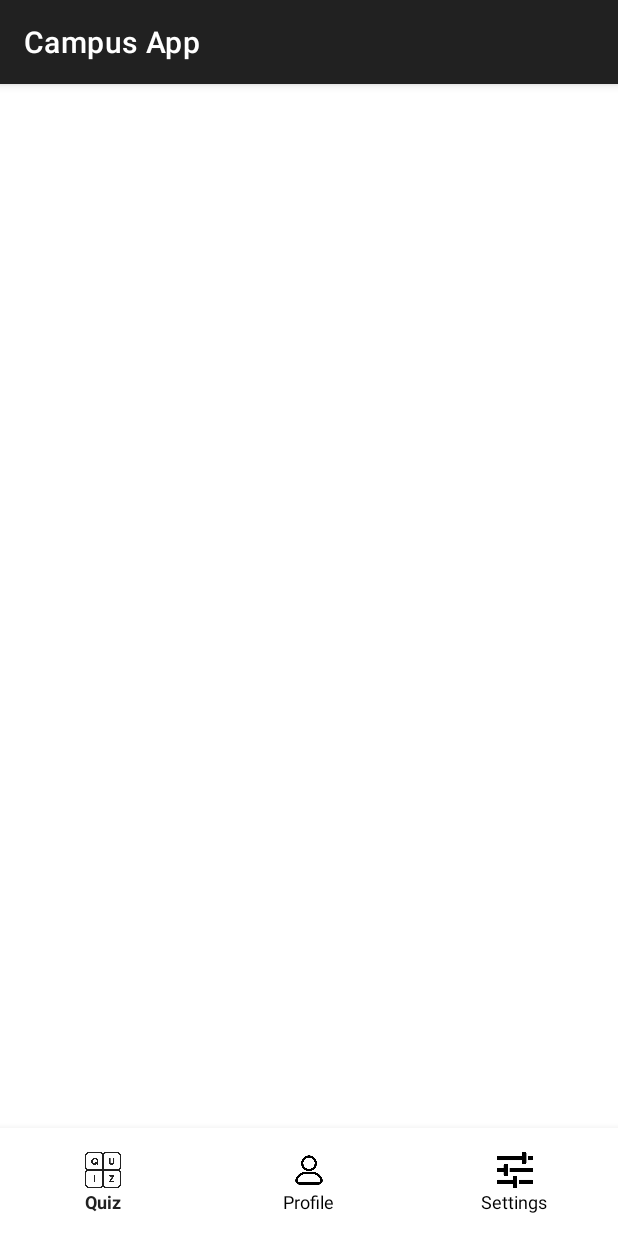
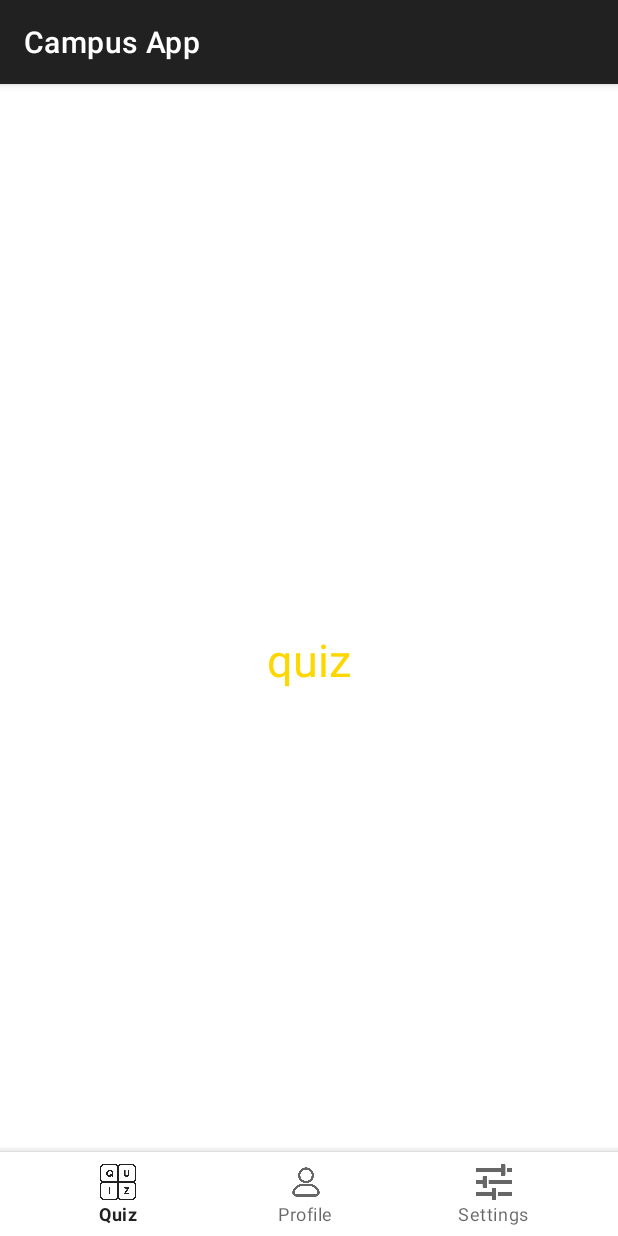
Before and after one commit to mhergayranyan/Quiz-Application, an Android app: the screen it shows after launch (MainActivity), on a phone screen of 412 x 824 dp. Run offline under Robolectric (Android 15) with nearby library versions, the phone set to English and light mode, and no system bars.

Commit message:
bottom navigation works in 3 pages bc of fragments

```diff
--- a/app/build.gradle.kts
+++ b/app/build.gradle.kts
@@ -26,6 +26,12 @@ android {
             )
         }
     }
+
+    buildFeatures{
+
+        viewBinding = true
+    }
+
     compileOptions {
         sourceCompatibility = JavaVersion.VERSION_11
         targetCompatibility = JavaVersion.VERSION_11
--- a/app/src/main/java/com/example/campusapp/BaseActivity.java
+++ b/app/src/main/java/com/example/campusapp/BaseActivity.java
@@ -7,4 +7,4 @@ import com.google.android.material.bottomnavigation.BottomNavigationView;
 
 public class BaseActivity extends AppCompatActivity {
 
-    }
+}
--- a/app/src/main/java/com/example/campusapp/MainActivity.java
+++ b/app/src/main/java/com/example/campusapp/MainActivity.java
@@ -1,6 +1,7 @@
 package com.example.campusapp;
 
 
+import static android.view.View.inflate;
 import static androidx.appcompat.app.AppCompatDelegate.MODE_NIGHT_NO;
 import static androidx.appcompat.app.AppCompatDelegate.MODE_NIGHT_YES;
 
@@ -9,10 +10,16 @@ import android.content.SharedPreferences;
 import android.os.Bundle;
 import androidx.appcompat.app.AppCompatActivity;
 import androidx.appcompat.app.AppCompatDelegate;
+import androidx.fragment.app.Fragment;
+import androidx.fragment.app.FragmentManager;
+import androidx.fragment.app.FragmentTransaction;
 
+import com.example.campusapp.databinding.ActivityMainBinding;
 import com.google.android.material.bottomnavigation.BottomNavigationView;
 
 public class MainActivity extends AppCompatActivity {
+
+    ActivityMainBinding binding;
 
     @Override
     protected void onCreate(Bundle savedInstanceState) {
@@ -23,22 +30,36 @@ public class MainActivity extends AppCompatActivity {
                 isDarkMode ? MODE_NIGHT_YES : MODE_NIGHT_NO
         );
 
+        super.onCreate(savedInstanceState);
+        binding = ActivityMainBinding.inflate(getLayoutInflater());
+        setContentView(binding.getRoot());
 
-        super.onCreate(savedInstanceState);
-        setContentView(R.layout.activity_main);
+        replaceFragment(new QuizFragment());
+        binding.bottomNavigationView.setBackground(null);
 
-        BottomNavigationView bottomNav = findViewById(R.id.bottom_nav);
-        bottomNav.setOnNavigationItemSelectedListener(item -> {
+        binding.bottomNavigationView.setOnItemSelectedListener(item -> {
+
+
             int itemId = item.getItemId();
 
-            if (itemId == R.id.nav_quiz) {
-                startActivity(new Intent(MainActivity.this, QuizActivity.class));
-            } else if (itemId == R.id.nav_profile) {
-                startActivity(new Intent(MainActivity.this, ProfileActivity.class));
-            } else if (itemId == R.id.nav_settings) {
-                startActivity(new Intent(MainActivity.this, SettingsActivity.class));
+            if (itemId == R.id.quiz) {
+                replaceFragment(new QuizFragment());
+            } else if (itemId == R.id.profile) {
+                replaceFragment(new ProfileFragment());
+            } else if (itemId == R.id.settings) {
+                replaceFragment(new SettingsFragment());
             }
+
             return true;
         });
     }
+
+    private void replaceFragment(Fragment fragment) {
+        FragmentManager fragmentManager = getSupportFragmentManager();
+        FragmentTransaction fragmentTransaction = fragmentManager.beginTransaction();
+        fragmentTransaction.replace(R.id.frame_layout, fragment);
+        fragmentTransaction.commit();
+    }
+
+
 }
--- a/app/src/main/java/com/example/campusapp/ProfileActivity.java
+++ b/app/src/main/java/com/example/campusapp/ProfileActivity.java
@@ -3,7 +3,7 @@ package com.example.campusapp;
 import android.os.Bundle;
 import androidx.appcompat.app.AppCompatActivity;
 
-public class ProfileActivity extends AppCompatActivity {
+public class ProfileActivity extends MainActivity {
     @Override
     protected void onCreate(Bundle savedInstanceState) {
         super.onCreate(savedInstanceState);
--- a/app/src/main/java/com/example/campusapp/QuizActivity.java
+++ b/app/src/main/java/com/example/campusapp/QuizActivity.java
@@ -3,7 +3,7 @@ package com.example.campusapp;
 import android.os.Bundle;
 import androidx.appcompat.app.AppCompatActivity;
 
-public class QuizActivity extends AppCompatActivity {
+public class QuizActivity extends MainActivity {
     @Override
     protected void onCreate(Bundle savedInstanceState) {
         super.onCreate(savedInstanceState);
--- /dev/null
+++ b/app/src/main/java/com/example/campusapp/QuizFragment.java
@@ -0,0 +1,22 @@
+package com.example.campusapp;
+
+import android.os.Bundle;
+
+import androidx.fragment.app.Fragment;
+
+import android.view.LayoutInflater;
+import android.view.View;
+import android.view.ViewGroup;
+
+
+public class QuizFragment extends Fragment {
+
+
+
+    @Override
+    public View onCreateView(LayoutInflater inflater, ViewGroup container,
+                             Bundle savedInstanceState) {
+        // Inflate the layout for this fragment
+        return inflater.inflate(R.layout.fragment_quiz, container, false);
+    }
+}
--- a/app/src/main/java/com/example/campusapp/SettingsActivity.java
+++ b/app/src/main/java/com/example/campusapp/SettingsActivity.java
@@ -11,7 +11,7 @@ import androidx.appcompat.widget.SwitchCompat;
 
 import com.google.android.material.switchmaterial.SwitchMaterial;
 
-public class SettingsActivity extends AppCompatActivity {
+public class SettingsActivity extends MainActivity {
     private SharedPreferences prefs;
     private SwitchCompat darkModeSwitch;
 
--- a/app/src/main/res/layout/activity_main.xml
+++ b/app/src/main/res/layout/activity_main.xml
@@ -1,29 +1,39 @@
-<RelativeLayout
+
+<androidx.coordinatorlayout.widget.CoordinatorLayout
     xmlns:android="http://schemas.android.com/apk/res/android"
     xmlns:app="http://schemas.android.com/apk/res-auto"
+    xmlns:tools="http://schemas.android.com/tools"
     android:layout_width="match_parent"
-    android:layout_height="match_parent">
+    android:layout_height="match_parent"
+    tools:context=".MainActivity">
 
     <!-- Your existing dashboard content -->
     <FrameLayout
-        android:id="@+id/dashboard_content"
+        android:id="@+id/frame_layout"
         android:layout_width="match_parent"
-        android:layout_height="match_parent"
-        android:layout_above="@id/bottom_nav"/>
+        android:layout_height="match_parent" />
 
-    <!-- Modified BottomNavigationView -->
-    <com.google.android.material.bottomnavigation.BottomNavigationView
-        android:id="@+id/bottom_nav"
-        style="@style/BottomNavigationTheme"
+    <com.google.android.material.bottomappbar.BottomAppBar
         android:layout_width="match_parent"
         android:layout_height="wrap_content"
-        android:layout_alignParentBottom="true"
-        android:paddingTop="8dp"
-        android:paddingBottom="8dp"
-        android:background="@android:color/white"
-        app:elevation="8dp"
-        app:itemIconSize="24dp"
-        app:itemTextAppearanceActive="@style/BottomNavText"
-        app:menu="@menu/bottom_nav_menu"/>
+        android:id="@+id/bottomAppbar"
+        android:layout_gravity="bottom"
+        android:background="@color/white"
+        app:fabCradleMargin="10dp"
+        app:fabCradleRoundedCornerRadius="50dp">
 
-</RelativeLayout>
+        <com.google.android.material.bottomnavigation.BottomNavigationView
+            android:id="@+id/bottomNavigationView"
+            android:layout_width="wrap_content"
+            android:layout_height="wrap_content"
+            android:layout_marginEnd="20dp"
+            app:labelVisibilityMode="labeled"
+            android:background="@color/yellow"
+            app:menu="@menu/bottom_nav_menu"/>
+
+
+    </com.google.android.material.bottomappbar.BottomAppBar>
+
+
+
+</androidx.coordinatorlayout.widget.CoordinatorLayout>
--- a/app/src/main/res/layout/activity_profile.xml
+++ b/app/src/main/res/layout/activity_profile.xml
@@ -18,7 +18,7 @@
         android:layout_above="@id/bottom_nav"
         tools:context=".ProfileActivity">
 
-    <!-- Your activity-specific content here -->
+        <!-- Your activity-specific content here -->
         <TextView
             android:layout_width="wrap_content"
             android:layout_height="wrap_content"
@@ -26,7 +26,7 @@
             android:textSize="24sp"/>
 
 
-</FrameLayout>
+    </FrameLayout>
 
     <include layout="@layout/bottom_navigation"
         android:layout_width="match_parent"
--- /dev/null
+++ b/app/src/main/res/layout/fragment_quiz.xml
@@ -0,0 +1,19 @@
+<?xml version="1.0" encoding="utf-8"?>
+<FrameLayout xmlns:android="http://schemas.android.com/apk/res/android"
+    xmlns:tools="http://schemas.android.com/tools"
+    android:layout_width="match_parent"
+    android:layout_height="match_parent"
+    tools:context=".QuizFragment">
+
+    <TextView
+        android:layout_width="match_parent"
+        android:layout_height="match_parent"
+        android:text="quiz"
+        android:gravity="center"
+        android:textSize="30sp"
+        android:textColor="@color/yellow">
+    </TextView>
+
+
+
+</FrameLayout>
--- a/app/src/main/res/menu/bottom_nav_menu.xml
+++ b/app/src/main/res/menu/bottom_nav_menu.xml
@@ -1,16 +1,17 @@
+<?xml version="1.0" encoding="utf-8"?>
 <menu xmlns:android="http://schemas.android.com/apk/res/android">
     <item
-        android:id="@+id/nav_quiz"
+        android:id="@+id/quiz"
         android:icon="@drawable/ic_quiz"
         android:title="Quiz"
         android:iconTint="?attr/colorOnSurface" />
     <item
-        android:id="@+id/nav_profile"
+        android:id="@+id/profile"
         android:icon="@drawable/ic_profile"
         android:title="Profile"
         android:iconTint="?attr/colorOnSurface" />
     <item
-        android:id="@+id/nav_settings"
+        android:id="@+id/settings"
         android:icon="@drawable/ic_settings"
         android:title="Settings"
         android:iconTint="?attr/colorOnSurface" />
--- a/app/src/main/res/values/strings.xml
+++ b/app/src/main/res/values/strings.xml
@@ -1,3 +1,5 @@
 <resources>
     <string name="app_name">Campus App</string>
+    <!-- TODO: Remove or change this placeholder text -->
+    <string name="hello_blank_fragment">Hello blank fragment</string>
 </resources>
```
Also changed, not shown: app/src/main/AndroidManifest.xml (+10 -3 lines), app/src/main/java/com/example/campusapp/ProfileFragment.java (added, +22 -0 lines), app/src/main/java/com/example/campusapp/SettingsFragment.java (added, +21 -0 lines), app/src/main/res/layout/fragment_profile.xml (added, +19 -0 lines), app/src/main/res/layout/fragment_settings.xml (added, +19 -0 lines), app/src/main/res/values/colors.xml (+9 -0 lines), app/src/main/res/values/styles.xml (line endings or trailing spaces).
